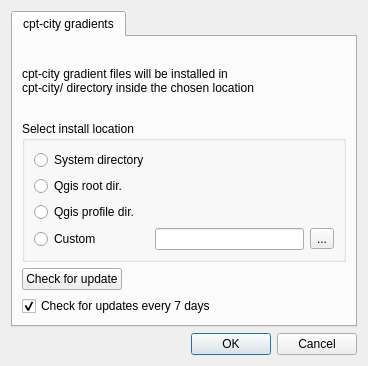
etiennesky/colorrampmanager, file ui_colorrampmanager.ui: the form before one commit.
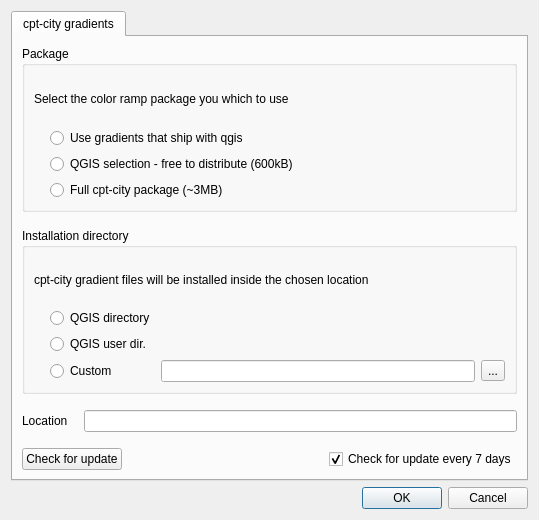
The form after the commit.

Commit message: updates for new cpt-city xml support files

What changed in the file:
```diff
--- a/ui_colorrampmanager.ui
+++ b/ui_colorrampmanager.ui
@@ -6,8 +6,8 @@
    <rect>
     <x>0</x>
     <y>0</y>
-    <width>368</width>
-    <height>366</height>
+    <width>539</width>
+    <height>520</height>
    </rect>
   </property>
   <property name="windowTitle">
@@ -37,50 +37,110 @@
       </attribute>
       <layout class="QVBoxLayout" name="verticalLayout_2">
        <item>
-        <widget class="QLabel" name="label">
-         <property name="text">
-          <string>cpt-city gradient files will be installed in
-cpt-city/ directory inside the chosen location</string>
+        <widget class="QGroupBox" name="groupBoxPackage">
+         <property name="title">
+          <string>Package</string>
          </property>
+         <layout class="QGridLayout" name="gridLayout_2">
+          <item row="3" column="1">
+           <widget class="QRadioButton" name="rbtnPackageCptCity">
+            <property name="text">
+             <string>Full cpt-city package (~3MB)</string>
+            </property>
+            <attribute name="buttonGroup">
+             <string notr="true">buttonGroupPackage</string>
+            </attribute>
+           </widget>
+          </item>
+          <item row="1" column="1">
+           <widget class="QRadioButton" name="rbtnPackageBuiltin">
+            <property name="text">
+             <string>Use gradients that ship with qgis</string>
+            </property>
+            <attribute name="buttonGroup">
+             <string notr="true">buttonGroupPackage</string>
+            </attribute>
+           </widget>
+          </item>
+          <item row="2" column="1">
+           <widget class="QRadioButton" name="rbtnPackageQgis">
+            <property name="text">
+             <string>QGIS selection - free to distribute (600kB)</string>
+            </property>
+            <attribute name="buttonGroup">
+             <string notr="true">buttonGroupPackage</string>
+            </attribute>
+           </widget>
+          </item>
+          <item row="1" column="0">
+           <spacer name="horizontalSpacer_3">
+            <property name="orientation">
+             <enum>Qt::Horizontal</enum>
+            </property>
+            <property name="sizeType">
+             <enum>QSizePolicy::Fixed</enum>
+            </property>
+            <property name="sizeHint" stdset="0">
+             <size>
+              <width>10</width>
+              <height>20</height>
+             </size>
+            </property>
+           </spacer>
+          </item>
+          <item row="0" column="0" colspan="2">
+           <widget class="QLabel" name="label_3">
+            <property name="text">
+             <string>Select the color ramp package you which to use</string>
+            </property>
+           </widget>
+          </item>
+         </layout>
         </widget>
        </item>
        <item>
-        <widget class="QGroupBox" name="groupBox">
+        <spacer name="verticalSpacer_3">
+         <property name="orientation">
+          <enum>Qt::Vertical</enum>
+         </property>
+         <property name="sizeType">
+          <enum>QSizePolicy::Fixed</enum>
+         </property>
+         <property name="sizeHint" stdset="0">
+          <size>
+           <width>20</width>
+           <height>10</height>
+          </size>
+         </property>
+        </spacer>
+       </item>
+       <item>
+        <widget class="QGroupBox" name="groupBoxDirectory">
          <property name="title">
-          <string>Select install location</string>
+          <string>Installation directory</string>
          </property>
          <layout class="QGridLayout" name="gridLayout">
-          <item row="3" column="0">
+          <item row="3" column="1">
            <widget class="QRadioButton" name="rbtnDirQgis">
             <property name="text">
-             <string>Qgis root dir.</string>
+             <string>QGIS directory</string>
             </property>
             <attribute name="buttonGroup">
              <string notr="true">buttonGroupDir</string>
             </attribute>
            </widget>
           </item>
-          <item row="1" column="0">
-           <widget class="QRadioButton" name="rbtnDirSystem">
-            <property name="text">
-             <string>System directory</string>
-            </property>
-            <attribute name="buttonGroup">
-             <string notr="true">buttonGroupDir</string>
-            </attribute>
-           </widget>
-          </item>
-          <item row="4" column="0">
+          <item row="4" column="1">
            <widget class="QRadioButton" name="rbtnDirUser">
             <property name="text">
-             <string>Qgis profile dir.</string>
+             <string>QGIS user dir.</string>
             </property>
             <attribute name="buttonGroup">
              <string notr="true">buttonGroupDir</string>
             </attribute>
            </widget>
           </item>
-          <item row="5" column="0">
+          <item row="5" column="1">
            <widget class="QRadioButton" name="rbtnDirCustom">
             <property name="text">
              <string>Custom</string>
@@ -90,28 +150,21 @@
             </attribute>
            </widget>
           </item>
-          <item row="1" column="1">
-           <widget class="QLabel" name="lblDirSystem">
-            <property name="text">
-             <string>&lt;system&gt;</string>
-            </property>
-           </widget>
-          </item>
-          <item row="4" column="1">
+          <item row="4" column="2">
            <widget class="QLabel" name="lblDirUser">
             <property name="text">
              <string>&lt;user&gt;</string>
             </property>
            </widget>
           </item>
-          <item row="3" column="1">
+          <item row="3" column="2">
            <widget class="QLabel" name="lblDirQgis">
             <property name="text">
              <string>&lt;qgis&gt;</string>
             </property>
            </widget>
           </item>
-          <item row="5" column="1">
+          <item row="5" column="2">
            <layout class="QHBoxLayout" name="horizontalLayout">
             <item>
              <widget class="QLineEdit" name="leDirCustom"/>
@@ -125,9 +178,98 @@
             </item>
            </layout>
           </item>
+          <item row="3" column="0">
+           <spacer name="horizontalSpacer_4">
+            <property name="orientation">
+             <enum>Qt::Horizontal</enum>
+            </property>
+            <property name="sizeType">
+             <enum>QSizePolicy::Fixed</enum>
+            </property>
+            <property name="sizeHint" stdset="0">
+             <size>
+              <width>10</width>
+              <height>20</height>
+             </size>
+            </property>
+           </spacer>
+          </item>
+          <item row="1" column="0" colspan="3">
+           <widget class="QLabel" name="label">
+            <property name="text">
+             <string>cpt-city gradient files will be installed inside the chosen location</string>
+            </property>
+           </widget>
+          </item>
          </layout>
         </widget>
        </item>
+       <item>
+        <spacer name="verticalSpacer">
+         <property name="orientation">
+          <enum>Qt::Vertical</enum>
+         </property>
+         <property name="sizeType">
+          <enum>QSizePolicy::Fixed</enum>
+         </property>
+         <property name="sizeHint" stdset="0">
+          <size>
+           <width>20</width>
+           <height>10</height>
+          </size>
+         </property>
+        </spacer>
+       </item>
+       <item>
+        <layout class="QHBoxLayout" name="horizontalLayout_4">
+         <item>
+          <widget class="QLabel" name="label_2">
+           <property name="text">
+            <string>Location</string>
+           </property>
+          </widget>
+         </item>
+         <item>
+          <spacer name="horizontalSpacer_2">
+           <property name="orientation">
+            <enum>Qt::Horizontal</enum>
+           </property>
+           <property name="sizeType">
+            <enum>QSizePolicy::Maximum</enum>
+           </property>
+           <property name="sizeHint" stdset="0">
+            <size>
+             <width>10</width>
+             <height>20</height>
+            </size>
+           </property>
+          </spacer>
+         </item>
+         <item>
+          <widget class="QLineEdit" name="leLocation">
+           <property name="readOnly">
+            <bool>true</bool>
+           </property>
+          </widget>
+         </item>
+        </layout>
+       </item>
+       <item>
+        <spacer name="verticalSpacer_2">
+         <property name="orientation">
+          <enum>Qt::Vertical</enum>
+         </property>
+         <property name="sizeType">
+          <enum>QSizePolicy::Fixed</enum>
+         </property>
+         <property name="sizeHint" stdset="0">
+          <size>
+           <width>20</width>
+           <height>10</height>
+          </size>
+         </property>
+        </spacer>
+       </item>
        <item>
         <layout class="QHBoxLayout" name="horizontalLayout_2">
          <item>
@@ -150,14 +292,10 @@
            </property>
           </spacer>
          </item>
-        </layout>
-       </item>
-       <item>
-        <layout class="QHBoxLayout" name="horizontalLayout_3">
          <item>
           <widget class="QCheckBox" name="cboxCheckUpdateAuto">
            <property name="text">
-            <string>Check for updates every 7 days</string>
+            <string>Check for update every 7 days</string>
            </property>
            <property name="checked">
             <bool>true</bool>
```
Left out of the diff: 1 changed line with no effect on the pictures. The commit also changes 10 other files.
